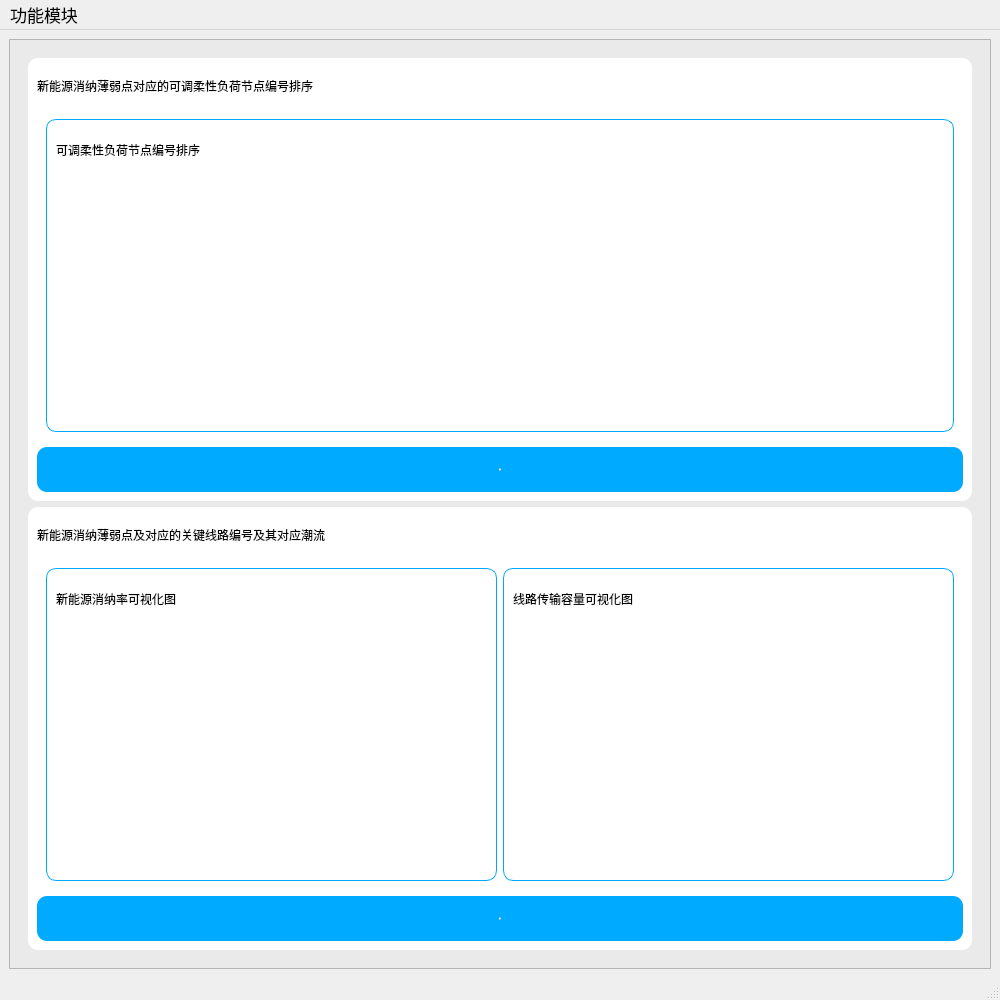
First picture: the form in MainWindow.ui, repository Estellalan/gzdw_desk, before the edit.
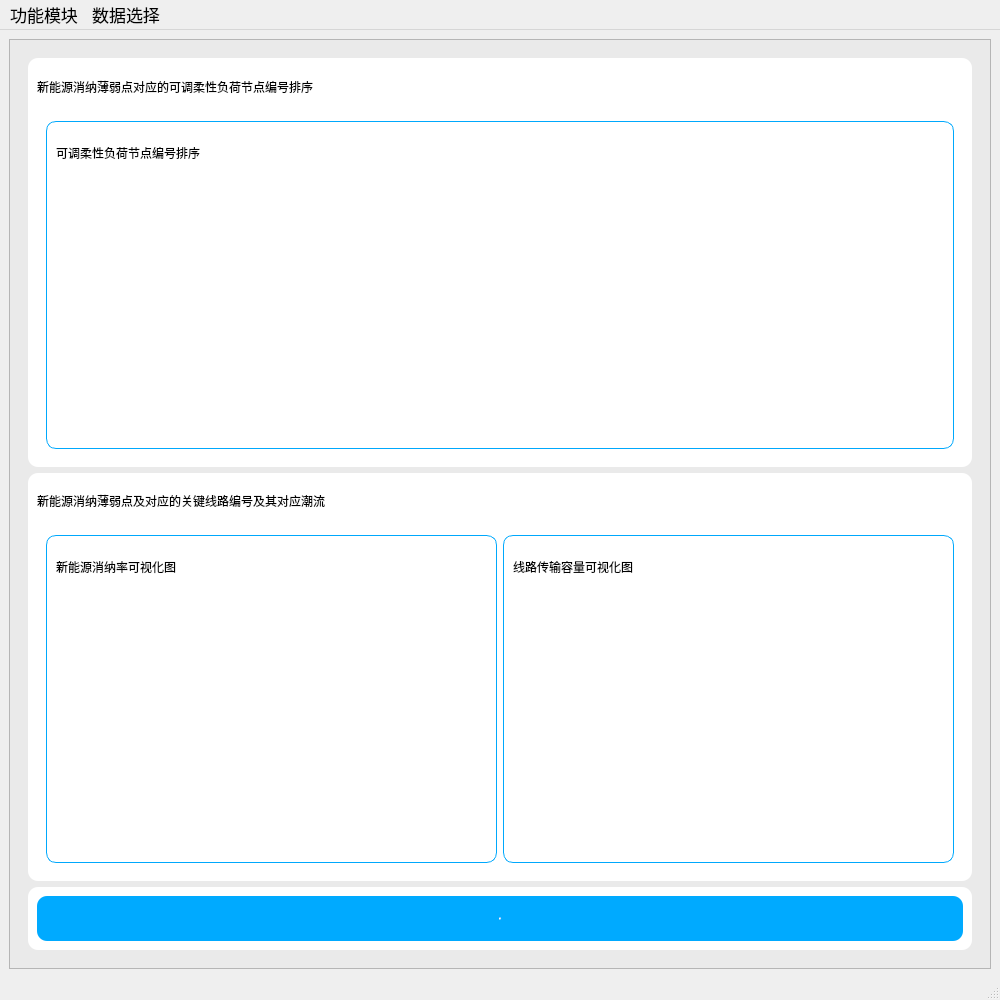
Second picture: the form after the edit.

Commit message: 加入数据选择功能，初步实现m2模块的数据选择，预计下次实现m1模块的数据选择，后续考虑优化冗余代码

What changed in the file:
```diff
--- a/MainWindow.ui
+++ b/MainWindow.ui
@@ -119,7 +119,7 @@
              <property name="sizePolicy">
               <sizepolicy hsizetype="Expanding" vsizetype="Expanding">
                <horstretch>1</horstretch>
-               <verstretch>0</verstretch>
+               <verstretch>7</verstretch>
               </sizepolicy>
              </property>
              <property name="styleSheet">
@@ -231,43 +231,6 @@
                 </layout>
                </widget>
               </item>
-              <item>
-               <widget class="QPushButton" name="m1_run2">
-                <property name="sizePolicy">
-                 <sizepolicy hsizetype="Expanding" vsizetype="Expanding">
-                  <horstretch>0</horstretch>
-                  <verstretch>1</verstretch>
-                 </sizepolicy>
-                </property>
-                <property name="minimumSize">
-                 <size>
-                  <width>200</width>
-                  <height>45</height>
-                 </size>
-                </property>
-                <property name="maximumSize">
-                 <size>
-                  <width>16777215</width>
-                  <height>55</height>
-                 </size>
-                </property>
-                <property name="font">
-                 <font>
-                  <family>Microsoft YaHei</family>
-                  <pointsize>-1</pointsize>
-                  <weight>75</weight>
-                  <italic>false</italic>
-                  <bold>true</bold>
-                 </font>
-                </property>
-                <property name="styleSheet">
-                 <string notr="true"/>
-                </property>
-                <property name="text">
-                 <string>运行</string>
-                </property>
-               </widget>
-              </item>
              </layout>
             </widget>
            </item>
@@ -276,7 +239,7 @@
              <property name="sizePolicy">
               <sizepolicy hsizetype="Expanding" vsizetype="Expanding">
                <horstretch>2</horstretch>
-               <verstretch>0</verstretch>
+               <verstretch>7</verstretch>
               </sizepolicy>
              </property>
              <property name="styleSheet">
@@ -450,6 +413,34 @@
                 </layout>
                </widget>
               </item>
+             </layout>
+            </widget>
+           </item>
+           <item>
+            <widget class="QFrame" name="frame_11">
+             <property name="sizePolicy">
+              <sizepolicy hsizetype="Expanding" vsizetype="Expanding">
+               <horstretch>0</horstretch>
+               <verstretch>1</verstretch>
+              </sizepolicy>
+             </property>
+             <property name="styleSheet">
+              <string notr="true">
+.QFrame{
+background-color:rgb(255, 255, 255);
+border-radius:10px;
+border:0px
+}
+
+</string>
+             </property>
+             <property name="frameShape">
+              <enum>QFrame::StyledPanel</enum>
+             </property>
+             <property name="frameShadow">
+              <enum>QFrame::Raised</enum>
+             </property>
+             <layout class="QVBoxLayout" name="verticalLayout_9">
               <item>
                <widget class="QPushButton" name="m1_run1">
                 <property name="sizePolicy">
@@ -781,7 +772,15 @@
     <addaction name="action1"/>
     <addaction name="action2"/>
    </widget>
+   <widget class="QMenu" name="menu_2">
+    <property name="title">
+     <string>数据选择</string>
+    </property>
+    <addaction name="data_select_xinyi"/>
+    <addaction name="data_select_yinshan"/>
+   </widget>
    <addaction name="menu"/>
+   <addaction name="menu_2"/>
   </widget>
   <widget class="QStatusBar" name="statusbar"/>
   <action name="to_module1">
```
Left out of the diff: 10 changed lines with no effect on the pictures. The commit also changes 32 other files.
